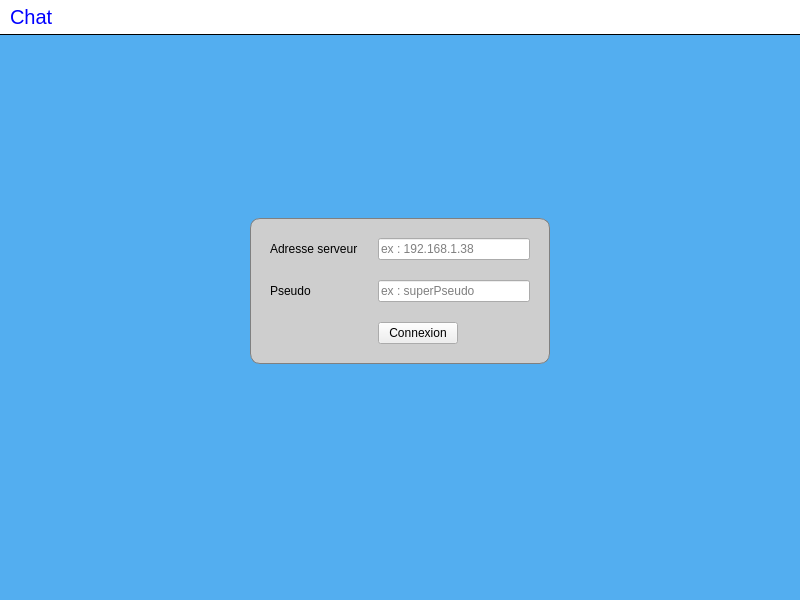
First picture: the form in client/clientWindow.ui, repository eliraudcoel/projetQT, before the edit.
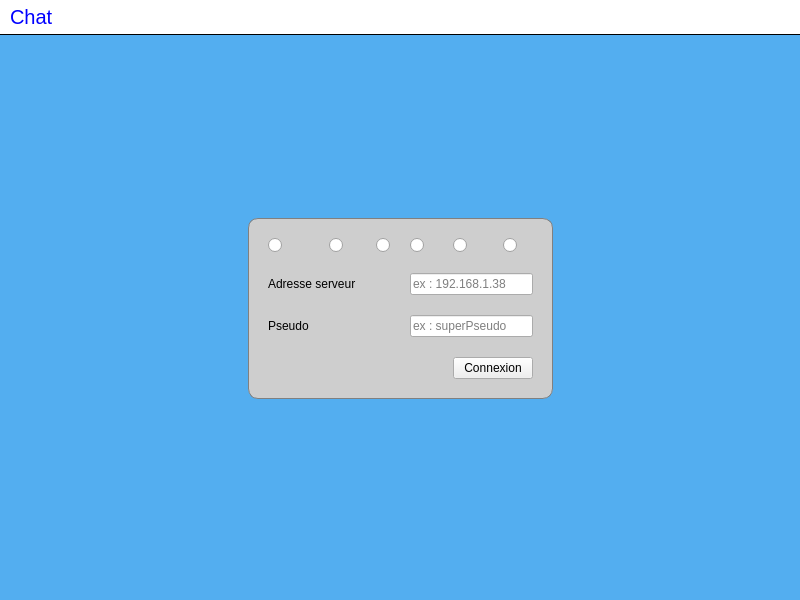
Second picture: the form after the edit. The open tabs and pages were chosen to show the change. Icons and pictures are not drawn.

The edit to the form file:
```diff
--- a/client/clientWindow.ui
+++ b/client/clientWindow.ui
@@ -152,35 +152,143 @@
               <property name="spacing">
                <number>20</number>
               </property>
+              <item row="0" column="4">
+               <widget class="QRadioButton" name="btn_bug">
+                <property name="maximumSize">
+                 <size>
+                  <width>50</width>
+                  <height>50</height>
+                 </size>
+                </property>
+                <property name="text">
+                 <string/>
+                </property>
+                <property name="icon">
+                 <iconset>
+                  <normaloff>bug.png</normaloff>bug.png</iconset>
+                </property>
+               </widget>
+              </item>
+              <item row="2" column="0">
+               <widget class="QLabel" name="label_2">
+                <property name="text">
+                 <string>Pseudo</string>
+                </property>
+               </widget>
+              </item>
               <item row="0" column="0">
+               <widget class="QRadioButton" name="btn_bitcoin">
+                <property name="maximumSize">
+                 <size>
+                  <width>50</width>
+                  <height>50</height>
+                 </size>
+                </property>
+                <property name="text">
+                 <string/>
+                </property>
+                <property name="icon">
+                 <iconset>
+                  <normaloff>bitcoin.png</normaloff>bitcoin.png</iconset>
+                </property>
+               </widget>
+              </item>
+              <item row="0" column="1">
+               <widget class="QRadioButton" name="btn_fusee">
+                <property name="maximumSize">
+                 <size>
+                  <width>50</width>
+                  <height>50</height>
+                 </size>
+                </property>
+                <property name="text">
+                 <string/>
+                </property>
+                <property name="icon">
+                 <iconset>
+                  <normaloff>fusee.png</normaloff>fusee.png</iconset>
+                </property>
+               </widget>
+              </item>
+              <item row="1" column="0" colspan="2">
                <widget class="QLabel" name="label">
                 <property name="text">
                  <string>Adresse serveur</string>
                 </property>
                </widget>
               </item>
-              <item row="0" column="1">
+              <item row="0" column="3">
+               <widget class="QRadioButton" name="btn_android">
+                <property name="maximumSize">
+                 <size>
+                  <width>50</width>
+                  <height>50</height>
+                 </size>
+                </property>
+                <property name="text">
+                 <string/>
+                </property>
+                <property name="icon">
+                 <iconset>
+                  <normaloff>android.png</normaloff>android.png</iconset>
+                </property>
+               </widget>
+              </item>
+              <item row="0" column="5">
+               <widget class="QRadioButton" name="btn_apple">
+                <property name="maximumSize">
+                 <size>
+                  <width>50</width>
+                  <height>50</height>
+                 </size>
+                </property>
+                <property name="text">
+                 <string/>
+                </property>
+                <property name="icon">
+                 <iconset>
+                  <normaloff>apple.png</normaloff>apple.png</iconset>
+                </property>
+               </widget>
+              </item>
+              <item row="0" column="2">
+               <widget class="QRadioButton" name="btn_github">
+                <property name="maximumSize">
+                 <size>
+                  <width>60</width>
+                  <height>50</height>
+                 </size>
+                </property>
+                <property name="text">
+                 <string/>
+                </property>
+                <property name="icon">
+                 <iconset>
+                  <normaloff>github.png</normaloff>github.png</iconset>
+                </property>
+               </widget>
+              </item>
+              <item row="1" column="3" colspan="3">
                <widget class="QLineEdit" name="serverLineEdit">
+                <property name="maximumSize">
+                 <size>
+                  <width>250</width>
+                  <height>16777215</height>
+                 </size>
+                </property>
                 <property name="placeholderText">
                  <string>ex : 192.168.1.38</string>
                 </property>
                </widget>
               </item>
-              <item row="1" column="0">
-               <widget class="QLabel" name="label_2">
-                <property name="text">
-                 <string>Pseudo</string>
-                </property>
-               </widget>
-              </item>
-              <item row="1" column="1">
+              <item row="2" column="3" colspan="3">
                <widget class="QLineEdit" name="userLineEdit">
                 <property name="placeholderText">
                  <string>ex : superPseudo</string>
                 </property>
                </widget>
               </item>
-              <item row="2" column="1">
+              <item row="3" column="4" colspan="2">
                <widget class="QPushButton" name="loginButton">
                 <property name="sizePolicy">
                  <sizepolicy hsizetype="Fixed" vsizetype="Fixed">
```
Left out of the diff: 2 changed lines with no effect on the pictures.
